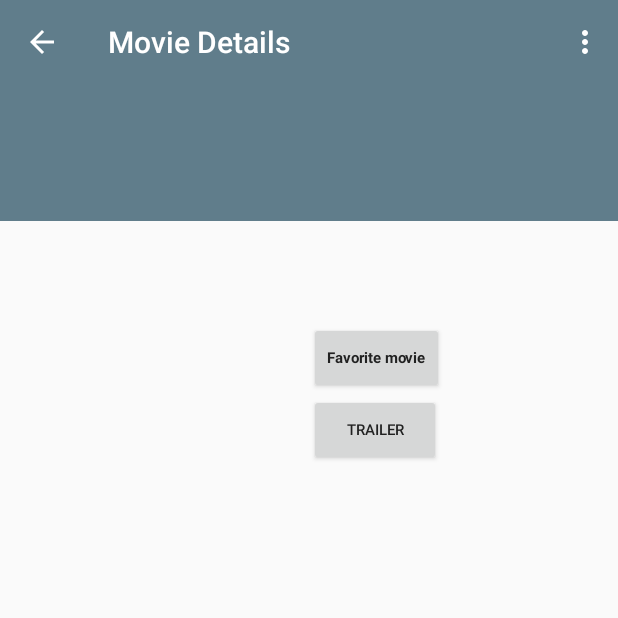
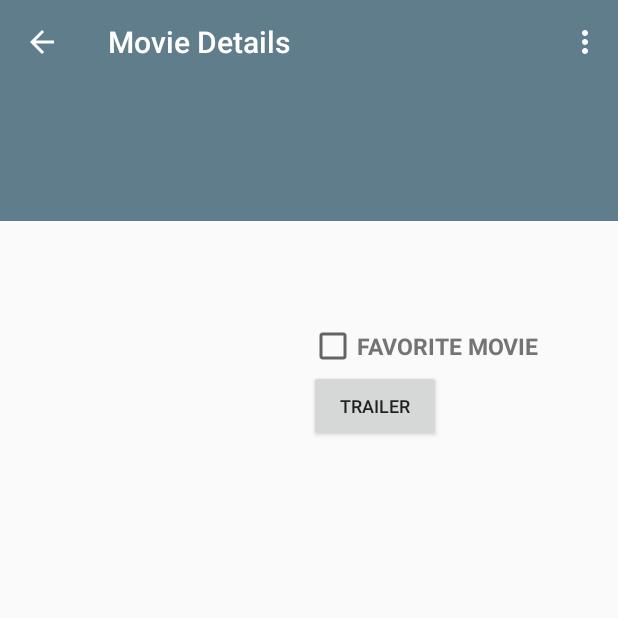
Before and after one commit to wjplaud83/PopularMoviesP2, an Android app: the MovieDetailActivity screen opened directly, with no data from a screen before it, after a tap on "TRAILER", on a phone screen of 412 x 824 dp, the top half of it. Run offline under Robolectric (Android 15) with nearby library versions, the phone set to English and light mode, and no system bars; our stand-ins replace Picasso; pictures from the network do not load.

Commit message:
New Popular Movies 2
Got the next part( trying to figure out the error)

```diff
--- a/app/src/main/java/com/applaudstudios/android/popularmoviesp2/MovieDetailActivity.java
+++ b/app/src/main/java/com/applaudstudios/android/popularmoviesp2/MovieDetailActivity.java
@@ -3,11 +3,13 @@ package com.applaudstudios.android.popularmoviesp2;
 
 import android.app.FragmentManager;
 import android.content.Intent;
+import android.net.Uri;
 import android.os.Bundle;
 import android.support.v7.app.ActionBarActivity;
 import android.view.Menu;
 import android.view.MenuItem;
 import android.view.View;
+import android.widget.Button;
 import android.widget.Toast;
 
 
@@ -41,7 +43,18 @@ public class MovieDetailActivity extends ActionBarActivity {
 
     public void onTrailerClick(View view) {
 
+
         Toast.makeText(this, R.string.show_trailer, Toast.LENGTH_SHORT).show();
+
+        Button trailerBtn = (Button)findViewById(R.id.movie_trailer);
+        trailerBtn.setOnClickListener(new View.OnClickListener() {
+            @Override
+            public void onClick(View v) {
+                Intent intent = new Intent(Intent.ACTION_VIEW, Uri.parse("http://www.youtube.com/watch?v=7e31d4c407c7bcc435949aca3bdd5955"));
+           startActivity(intent);
+            }
+        });
+      //  Toast.makeText(this, R.string.show_trailer, Toast.LENGTH_SHORT).show();
 
     }
 
--- a/app/src/main/res/layout/fragment_movie_detail.xml
+++ b/app/src/main/res/layout/fragment_movie_detail.xml
@@ -59,21 +59,21 @@
                         android:layout_width="match_parent"
                         android:layout_height="wrap_content" />
 
-                    <Button
+                    <CheckBox
                         android:id="@+id/favorite_view"
                         style="@style/detailFavorite"
                         android:layout_width="wrap_content"
                         android:layout_height="wrap_content"
-                        android:textSize="10sp"
-                        android:text="@string/show_favorite"
-                        android:onClick="onButtonClick"/>
+                        android:textSize="15sp"
+                        android:textColor="#747474"
+                        android:text="@string/show_favorite" />
 
                     <Button
                         android:id="@+id/movie_trailer"
                         android:layout_width="wrap_content"
                         android:layout_height="wrap_content"
                         android:onClick="onTrailerClick"
-                        android:textSize="10sp"
+                        android:textSize="12sp"
                         android:text="@string/show_trailer" />
 
 
--- a/app/src/main/res/values/strings.xml
+++ b/app/src/main/res/values/strings.xml
@@ -18,7 +18,7 @@
     <string name="sort_array_item_1_value">popular</string>
     <string name="sort_array_item_2_value">top_rated</string>
     <string name="title_activity_movie_detail">MovieDetailActivity</string>
-    <string name="show_favorite">Favorite movie</string>
+    <string name="show_favorite">FAVORITE MOVIE </string>
     <string name="show_trailer">Trailer</string>
 
 </resources>
```
